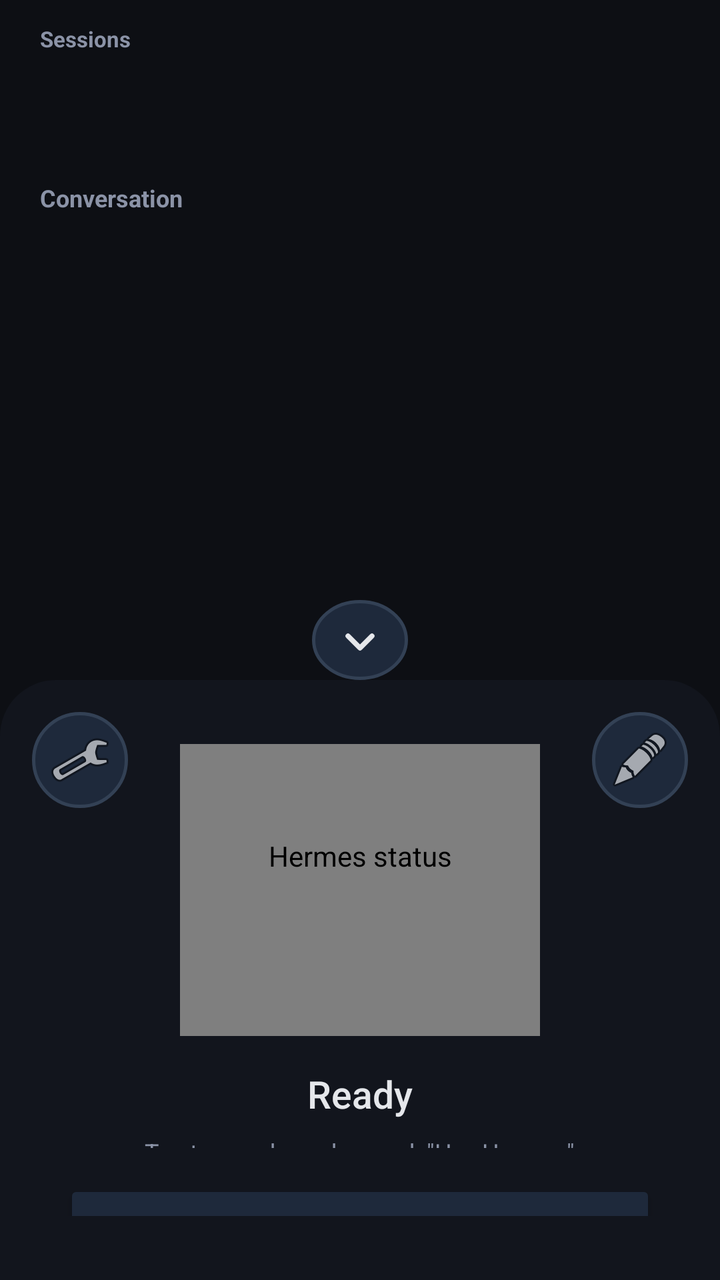
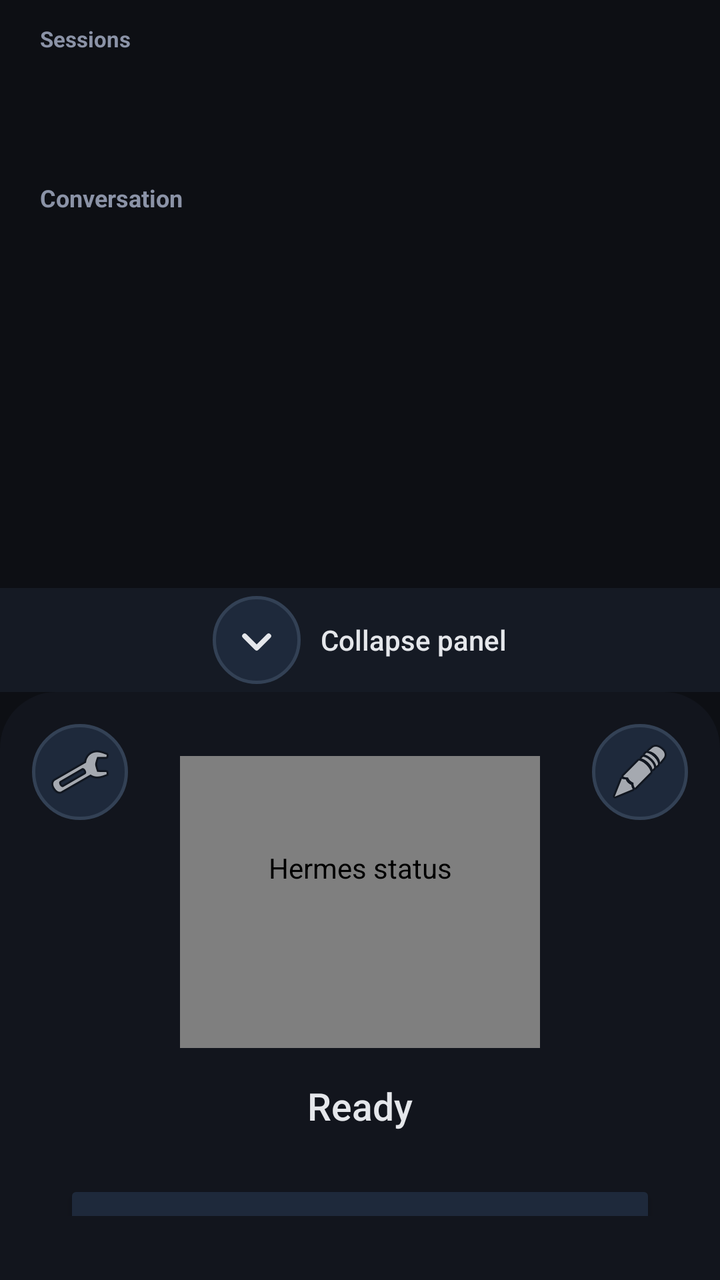

Two renders of the same Android screen: before a commit and after it. Below are the layout's source before the change and the commit's diff.
<!-- AndroidManifest.xml: application theme Theme.HermesAssistant -->
<!-- res/layout/activity_main.xml -->
<?xml version="1.0" encoding="utf-8"?>
<LinearLayout xmlns:android="http://schemas.android.com/apk/res/android"
    android:layout_width="match_parent"
    android:layout_height="match_parent"
    android:background="#0D0F14"
    android:orientation="vertical">

    
    <LinearLayout
        android:id="@+id/chatSection"
        android:layout_width="match_parent"
        android:layout_height="0dp"
        android:layout_weight="1"
        android:orientation="vertical">

        <TextView
            android:id="@+id/sessionLabel"
            android:layout_width="match_parent"
            android:layout_height="wrap_content"
            android:paddingStart="20dp"
            android:paddingTop="12dp"
            android:paddingEnd="20dp"
            android:paddingBottom="4dp"
            android:text="Sessions"
            android:textColor="#8B93A7"
            android:textSize="11sp"
            android:textStyle="bold" />

        <HorizontalScrollView
            android:id="@+id/sessionChipsScroll"
            android:layout_width="match_parent"
            android:layout_height="48dp"
            android:scrollbars="horizontal"
            android:fadeScrollbars="true"
            android:scrollbarSize="3dp"
            android:overScrollMode="ifContentScrolls"
            android:clipToPadding="false"
            android:paddingStart="16dp"
            android:paddingEnd="16dp">

            <LinearLayout
                android:id="@+id/sessionChipsRow"
                android:layout_width="wrap_content"
                android:layout_height="match_parent"
                android:gravity="center_vertical"
                android:orientation="horizontal" />
        </HorizontalScrollView>

        <TextView
            android:id="@+id/historyHeader"
            android:layout_width="match_parent"
            android:layout_height="wrap_content"
            android:paddingStart="20dp"
            android:paddingTop="12dp"
            android:paddingEnd="20dp"
            android:paddingBottom="8dp"
            android:text="Conversation"
            android:textColor="#8B93A7"
            android:textSize="12sp"
            android:textStyle="bold" />

        <ScrollView
            android:id="@+id/historyScroll"
            android:layout_width="match_parent"
            android:layout_height="0dp"
            android:layout_weight="1"
            android:fillViewport="true"
            android:scrollbars="vertical">

            <LinearLayout
                android:id="@+id/historyList"
                android:layout_width="match_parent"
                android:layout_height="wrap_content"
                android:orientation="vertical"
                android:paddingStart="16dp"
                android:paddingEnd="16dp"
                android:paddingBottom="8dp" />
        </ScrollView>

        
        <LinearLayout
            android:id="@+id/textInputRow"
            android:layout_width="match_parent"
            android:layout_height="wrap_content"
            android:orientation="horizontal"
            android:paddingStart="16dp"
            android:paddingEnd="16dp"
            android:paddingBottom="8dp"
            android:visibility="gone">

            <EditText
                android:id="@+id/textInput"
                android:layout_width="0dp"
                android:layout_height="48dp"
                android:layout_weight="1"
                android:background="@drawable/text_input_background"
                android:hint="Type a message..."
                android:imeOptions="actionSend"
                android:inputType="text"
                android:maxLines="1"
                android:paddingStart="16dp"
                android:paddingEnd="16dp"
                android:textColor="#E5E7EB"
                android:textColorHint="#8B93A7"
                android:textSize="14sp" />

            <ImageButton
                android:id="@+id/sendButton"
                android:layout_width="48dp"
                android:layout_height="48dp"
                android:layout_marginStart="8dp"
                android:backgroundTint="#1E293B"
                android:contentDescription="Send message"
                android:src="@android:drawable/ic_menu_send" />
        </LinearLayout>
    </LinearLayout>

    
    <LinearLayout
        android:id="@+id/panelCollapseBar"
        android:layout_width="match_parent"
        android:layout_height="40dp"
        android:background="#0D0F14"
        android:gravity="center"
        android:orientation="horizontal">

        <ImageButton
            android:id="@+id/panelToggleButton"
            android:layout_width="48dp"
            android:layout_height="40dp"
            android:background="@drawable/circle_icon_background"
            android:contentDescription="Collapse / expand assistant panel"
            android:padding="10dp"
            android:src="@drawable/ic_chevron_down" />
    </LinearLayout>

    
    <FrameLayout
        android:id="@+id/assistantPanel"
        android:layout_width="match_parent"
        android:layout_height="0dp"
        android:layout_weight="1"
        android:background="@drawable/panel_background">

        <LinearLayout
            android:layout_width="match_parent"
            android:layout_height="match_parent"
            android:gravity="center"
            android:orientation="vertical"
            android:padding="32dp">

            <com.example.hermesassistant.StatusRingView
                android:id="@+id/statusRing"
                android:layout_width="180dp"
                android:layout_height="180dp"
                android:contentDescription="Hermes status" />

            <TextView
                android:id="@+id/statusText"
                android:layout_width="match_parent"
                android:layout_height="wrap_content"
                android:layout_marginTop="16dp"
                android:ellipsize="end"
                android:fontFamily="sans-serif-medium"
                android:gravity="center"
                android:maxLines="1"
                android:text="Ready"
                android:textColor="#E5E7EB"
                android:textSize="19sp" />

            <TextView
                android:id="@+id/subText"
                android:layout_width="wrap_content"
                android:layout_height="wrap_content"
                android:layout_marginTop="8dp"
                android:gravity="center"
                android:text="Tap to speak · wake word: &quot;Hey Hermes&quot;"
                android:textColor="#8B93A7"
                android:textSize="12sp" />

            <Button
                android:id="@+id/speakButton"
                android:layout_width="match_parent"
                android:layout_height="52dp"
                android:layout_marginTop="16dp"
                android:backgroundTint="#1E293B"
                android:text="TAP TO SPEAK TO HERMES"
                android:textColor="#E5E7EB"
                android:textSize="14sp"
                android:textStyle="bold" />
        </LinearLayout>

        
        <ImageButton
            android:id="@+id/typeToggleButton"
            android:layout_width="48dp"
            android:layout_height="48dp"
            android:layout_gravity="top|end"
            android:layout_marginTop="16dp"
            android:layout_marginEnd="16dp"
            android:background="@drawable/circle_icon_background"
            android:contentDescription="Type a message"
            android:padding="12dp"
            android:src="@android:drawable/ic_menu_edit" />

        
        <ImageButton
            android:id="@+id/settingsButton"
            android:layout_width="48dp"
            android:layout_height="48dp"
            android:layout_gravity="top|start"
            android:layout_marginTop="16dp"
            android:layout_marginStart="16dp"
            android:background="@drawable/circle_icon_background"
            android:contentDescription="Settings"
            android:padding="12dp"
            android:src="@android:drawable/ic_menu_preferences" />
    </FrameLayout>
</LinearLayout>
<!-- resources referenced by this layout -->
<resources>
  <!-- drawable circle_icon_background (drawable) -->
  <?xml version="1.0" encoding="utf-8"?>
  <shape xmlns:android="http://schemas.android.com/apk/res/android"
      android:shape="oval">
      <solid android:color="#1E293B" />
      <stroke
          android:width="1.5dp"
          android:color="#334155" />
  </shape>
  <!-- drawable ic_chevron_down (drawable) -->
  <?xml version="1.0" encoding="utf-8"?>
  <vector xmlns:android="http://schemas.android.com/apk/res/android"
      android:width="24dp"
      android:height="24dp"
      android:viewportWidth="24"
      android:viewportHeight="24">
      <path
          android:pathData="M6,10 L12,16 L18,10"
          android:strokeColor="#E5E7EB"
          android:strokeWidth="2.5"
          android:strokeLineCap="round"
          android:strokeLineJoin="round"
          android:fillColor="#00000000" />
  </vector>
  <!-- drawable panel_background (drawable) -->
  <?xml version="1.0" encoding="utf-8"?>
  <shape xmlns:android="http://schemas.android.com/apk/res/android"
      android:shape="rectangle">
      <solid android:color="#12151D" />
      <corners android:topLeftRadius="28dp" android:topRightRadius="28dp" />
  </shape>
  <!-- drawable text_input_background (drawable) -->
  <?xml version="1.0" encoding="utf-8"?>
  <shape xmlns:android="http://schemas.android.com/apk/res/android"
      android:shape="rectangle">
      <solid android:color="#1E293B" />
      <corners android:radius="24dp" />
      <stroke
          android:width="1dp"
          android:color="#334155" />
  </shape>
  <style name="Theme.HermesAssistant" parent="Base.Theme.HermesAssistant">
          <item name="android:forceDarkAllowed" tools:targetApi="q">false</item>
      </style>
  <style name="Base.Theme.HermesAssistant" parent="Theme.Material3.DayNight.NoActionBar">
          <item name="android:windowBackground">@color/background_dark</item>
          <item name="android:statusBarColor">@color/background_dark</item>
          <item name="android:navigationBarColor">@color/background_dark</item>
          <item name="colorPrimary">@color/accent_blue</item>
          <item name="colorOnPrimary">@color/text_primary</item>
          <item name="colorSecondary">@color/accent_green</item>
          <item name="colorOnSecondary">@color/background_dark</item>
          <item name="android:windowLightStatusBar">false</item>
      </style>
  <color name="background_dark">#0D0F14</color>
  <color name="accent_blue">#3B82F6</color>
  <color name="text_primary">#E5E7EB</color>
  <color name="accent_green">#10B981</color>
</resources>

<!-- the commit's change to res/layout/activity_main.xml (unified diff, before → after) -->
@@ -119,19 +119,33 @@
     <LinearLayout
         android:id="@+id/panelCollapseBar"
         android:layout_width="match_parent"
-        android:layout_height="40dp"
-        android:background="#0D0F14"
+        android:layout_height="52dp"
+        android:background="#151A24"
+        android:clickable="true"
+        android:focusable="true"
         android:gravity="center"
         android:orientation="horizontal">
 
         <ImageButton
             android:id="@+id/panelToggleButton"
-            android:layout_width="48dp"
-            android:layout_height="40dp"
+            android:layout_width="44dp"
+            android:layout_height="44dp"
+            android:clickable="false"
+            android:focusable="false"
             android:background="@drawable/circle_icon_background"
             android:contentDescription="Collapse / expand assistant panel"
-            android:padding="10dp"
+            android:padding="11dp"
             android:src="@drawable/ic_chevron_down" />
+
+        <TextView
+            android:id="@+id/panelToggleLabel"
+            android:layout_width="wrap_content"
+            android:layout_height="wrap_content"
+            android:layout_marginStart="10dp"
+            android:fontFamily="sans-serif-medium"
+            android:text="Collapse panel"
+            android:textColor="#E5E7EB"
+            android:textSize="14sp" />
     </LinearLayout>
 
     
